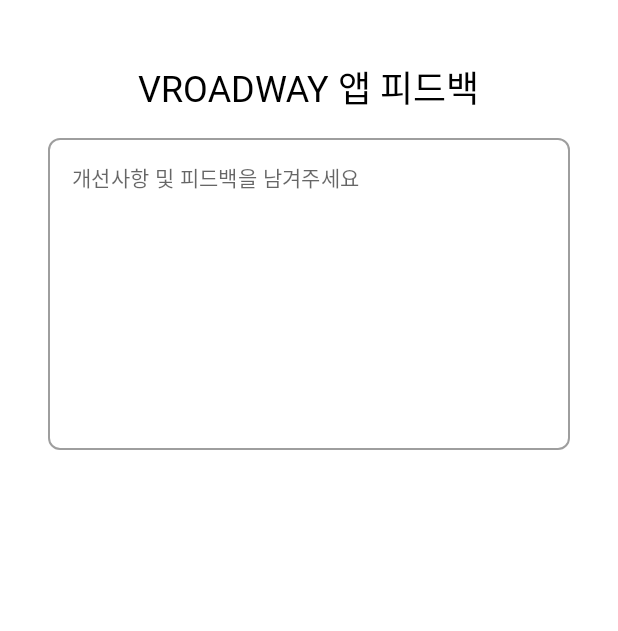
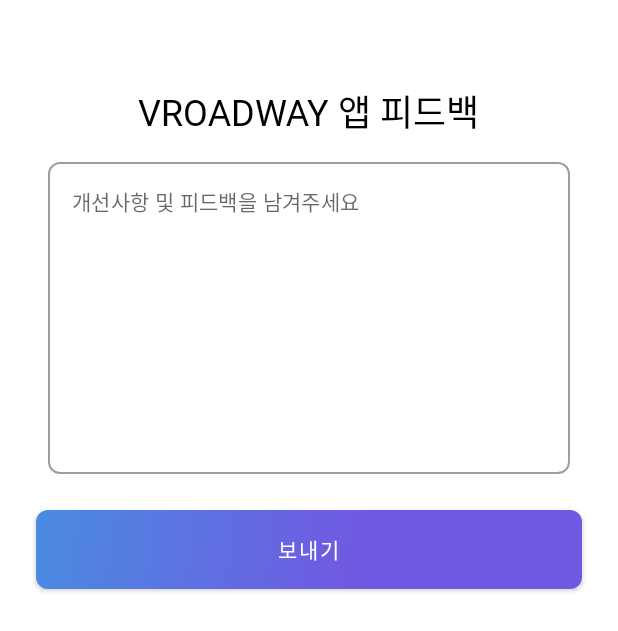
Before and after one commit to saythename17/VROADWAY_UI, an Android app built with Jetpack Compose: the @Preview function InputFeedbackView, on a phone screen of 412 x 824 dp. Shown: the top 631 px of the screen. Run offline under Robolectric (Android 15) with nearby library versions, the phone set to English and light mode, and no system bars; our stand-ins replace constraintlayout-compose; Roboto replaces fonts that are not available here.

Commit message:
feat: BottomSheetDialog

```diff
--- a/app/build.gradle.kts
+++ b/app/build.gradle.kts
@@ -130,4 +130,5 @@ dependencies {
     coreLibraryDesugaring(libs.core.jdk.desugaring)
     implementation ("com.airbnb.android:lottie-compose:6.0.1")
     implementation ("com.google.accompanist:accompanist-pager:0.22.0-rc")
+    implementation ("com.holix.android:bottomsheetdialog-compose:1.2.1")
 }
--- a/app/src/main/java/com/alphacircle/vroadway/ui/components/LockCategoryGuide.kt
+++ b/app/src/main/java/com/alphacircle/vroadway/ui/components/BottomSheetContents.kt
@@ -11,6 +11,7 @@ import androidx.compose.foundation.layout.padding
 import androidx.compose.foundation.layout.size
 import androidx.compose.foundation.layout.wrapContentHeight
 import androidx.compose.foundation.layout.wrapContentSize
+import androidx.compose.foundation.shape.RoundedCornerShape
 import androidx.compose.material.DropdownMenu
 import androidx.compose.material.DropdownMenuItem
 import androidx.compose.material.Icon
@@ -18,6 +19,7 @@ import androidx.compose.material.OutlinedTextField
 import androidx.compose.material.Text
 import androidx.compose.material.TextFieldDefaults
 import androidx.compose.material.icons.Icons
+import androidx.compose.material.icons.filled.Close
 import androidx.compose.material.icons.filled.Info
 import androidx.compose.runtime.Composable
 import androidx.compose.runtime.getValue
@@ -39,11 +41,69 @@ import com.alphacircle.vroadway.ui.theme.KoreanTypography
 import com.alphacircle.vroadway.ui.theme.VroadwayColors
 import com.alphacircle.vroadway.ui.theme.VroadwayShapes
 
+@Preview(showBackground = true)
+@Composable
+fun InputFeedbackView() {
+    var text by remember { mutableStateOf("") }
+
+    Column(
+        horizontalAlignment = Alignment.CenterHorizontally,
+        modifier = Modifier
+            .fillMaxWidth()
+            .wrapContentHeight()
+            .padding(0.dp, 24.dp)
+            .background(Color.White, RoundedCornerShape(24.dp, 24.dp, 0.dp, 0.dp))
+    ) {
+//        Icon(
+//            Icons.Default.Close,
+//            contentDescription = null,
+//            modifier = Modifier
+//                .align(Alignment.End)
+//                .padding(16.dp, 0.dp)
+//                .clickable {  }
+//        )
+        Spacer(modifier = Modifier.padding(16.dp))
+        Text(
+            text = stringResource(id = R.string.bottom_sheet_feedback),
+            color = Color.Black,
+            style = KoreanTypography.h5
+        )
+        OutlinedTextField(
+            value = text,
+            onValueChange = { text = it },
+            placeholder = {
+                Text(
+                    stringResource(id = R.string.bottom_sheet_feedback_hint),
+                    style = KoreanTypography.body2
+                )
+            },
+            modifier = Modifier
+                .fillMaxWidth()
+                .height(240.dp)
+                .padding(32.dp, 16.dp),
+            shape = VroadwayShapes.medium,
+            colors = TextFieldDefaults.outlinedTextFieldColors(
+                textColor = Color.Black,
+                backgroundColor = Color.White,
+                cursorColor = VroadwayColors.primary,
+            )
+        )
+        GradientButton(
+            text = "보내기",
+            modifier = Modifier
+                .fillMaxWidth()
+                .padding(horizontal = 24.dp, vertical = 8.dp),
+        )
+        Spacer(modifier = Modifier.padding(8.dp))
+    }
+}
+
 @Composable
 fun LockCategoryGuide(
     iconId: Int,
     mainText: String,
     subText: String,
+    buttonText: String,
     needTicketPopup: Boolean = false
 ) {
     Column(
@@ -52,15 +112,23 @@ fun LockCategoryGuide(
             .fillMaxWidth()
             .wrapContentHeight()
             .padding(top = 24.dp)
-            .background(Color.White)
+            .background(Color.White, RoundedCornerShape(24.dp, 24.dp, 0.dp, 0.dp)),
     ) {
-        Spacer(modifier = Modifier.padding(8.dp))
+        Spacer(modifier = Modifier.padding(16.dp))
+//        Icon(
+//            Icons.Default.Close,
+//            contentDescription = null,
+//            modifier = Modifier
+//                .align(Alignment.End)
+//                .padding(16.dp, 0.dp)
+//                .clickable {  }
+//        )
         if (needTicketPopup) TicketPopupIcon(
             modifier = Modifier
                 .align(Alignment.End)
                 .padding(120.dp, 0.dp)
         )
-        Image(painterResource(id = iconId), null, Modifier.size(120.dp))
+        Image(painterResource(id = iconId), null, Modifier.size(80.dp))
         Spacer(modifier = Modifier.padding(8.dp))
         Text(text = mainText, color = Color.Black, style = KoreanTypography.h3)
         Spacer(modifier = Modifier.padding(2.dp))
@@ -69,6 +137,13 @@ fun LockCategoryGuide(
             color = Color.Gray,
             style = KoreanTypography.body2,
             textAlign = TextAlign.Center
+        )
+        Spacer(modifier = Modifier.padding(8.dp))
+        GradientButton(
+            text = "보내기",
+            modifier = Modifier
+                .fillMaxWidth()
+                .padding(horizontal = 24.dp, vertical = 8.dp),
         )
         Spacer(modifier = Modifier.padding(8.dp))
     }
@@ -112,44 +187,7 @@ fun TicketPopupIcon(modifier: Modifier) {
     }
 }
 
-@Preview(showBackground = true, showSystemUi = true)
-@Composable
-fun InputFeedbackView() {
-    var text by remember { mutableStateOf("") }
-
-    Column(
-        horizontalAlignment = Alignment.CenterHorizontally,
-        modifier = Modifier
-            .fillMaxWidth()
-            .wrapContentHeight()
-            .padding(0.dp, 24.dp)
-            .background(Color.White)
-    ) {
-        Spacer(modifier = Modifier.padding(8.dp))
-        Text(
-            text = "VROADWAY 앱 피드백",
-            color = Color.Black,
-            style = KoreanTypography.h5
-        )
-        OutlinedTextField(
-            value = text,
-            onValueChange = { text = it },
-            placeholder = { Text("개선사항 및 피드백을 남겨주세요", style = KoreanTypography.body2) },
-            modifier = Modifier
-                .fillMaxWidth()
-                .height(240.dp)
-                .padding(32.dp, 16.dp),
-            shape = VroadwayShapes.medium,
-            colors = TextFieldDefaults.outlinedTextFieldColors(
-                textColor = Color.Black,
-                backgroundColor = Color.White,
-                cursorColor = VroadwayColors.primary,
-            )
-        )
-    }
-}
-
-@Preview(showBackground = true, showSystemUi = true)
+@Preview(showBackground = true)
 @Composable
 fun PreviewGuide() {
     Column() {
@@ -158,7 +196,8 @@ fun PreviewGuide() {
             stringResource(id = R.string.bottom_sheet_guide_iap),
             stringResource(
                 id = R.string.bottom_sheet_guide_iap_sub
-            )
+            ),
+            buttonText = "결제"
         )
 
         LockCategoryGuide(
@@ -167,15 +206,7 @@ fun PreviewGuide() {
             stringResource(
                 id = R.string.bottom_sheet_guide_ticket_sub
             ),
-            true
-        )
-
-        LockCategoryGuide(
-            R.drawable.ic_ticket,
-            stringResource(id = R.string.bottom_sheet_guide_both),
-            stringResource(
-                id = R.string.bottom_sheet_guide_both_sub
-            ),
+            buttonText = "티켓 등록",
             true
         )
     }
--- a/app/src/main/java/com/alphacircle/vroadway/ui/components/ContentPopupMenu.kt
+++ b/app/src/main/java/com/alphacircle/vroadway/ui/components/ContentPopupMenu.kt
@@ -53,9 +53,7 @@ fun ContentPopupMenu(
                     icon = Icons.Filled.Info,
                     text = "Info",
                     contentDescription = "Info",
-                    onClick = {
-                        infoOnClick()
-                    }
+                    onClick = infoOnClick
                 ),
                 PopupMenuItem(
                     icon = Icons.Filled.Share,
--- a/app/src/main/res/values/strings.xml
+++ b/app/src/main/res/values/strings.xml
@@ -29,6 +29,7 @@
     <string name="no_download_list">다운로드한 컨텐츠가 없습니다.</string>
 
     <string name="home_discover">Discover</string>
+
     <string name="bottom_sheet_guide_iap">한번의 결제로 다~ 즐기기</string>
     <string name="bottom_sheet_guide_iap_sub">카테고리 내 모든 컨텐츠 관람 가능</string>
     <string name="bottom_sheet_guide_ticket">티켓이 있으신가요?</string>
@@ -41,6 +42,8 @@
     <string name="bottom_sheet_guide_ticket_register_2">티켓에 기재된 시리얼 넘버를 등록해 주세요</string>
     <string name="bottom_sheet_guide_ticket_register_3">웹 사이트에서 로그인한 계정과&#10;동일한 계정으로 앱에서 로그인해 주세요</string>
     <string name="bottom_sheet_guide_ticket_register_4">이제 VR콘텐츠를 다운받아&#10;즐기실 수 있습니다!</string>
+    <string name="bottom_sheet_feedback">VROADWAY 앱 피드백</string>
+    <string name="bottom_sheet_feedback_hint">개선사항 및 피드백을 남겨주세요</string>
 
     <string name="updated_longer">Updated a while ago</string>
     <plurals name="updated_weeks_ago">
```
Also changed, not shown: app/src/main/java/com/alphacircle/vroadway/ui/components/TicketGuideSlidePages.kt (+39 -5 lines), app/src/main/java/com/alphacircle/vroadway/ui/home/category/PodcastCategory.kt (+24 -5 lines), app/src/main/java/com/alphacircle/vroadway/ui/home/discover/Discover.kt (+12 -0 lines).
